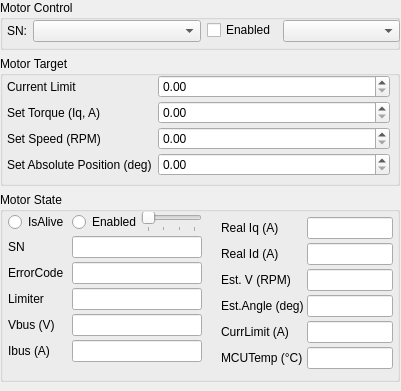
Before: the Qt Designer form MotorDebugger.ui in PITECH-MIS/MIS-Pilot, drawn with Qt 5.
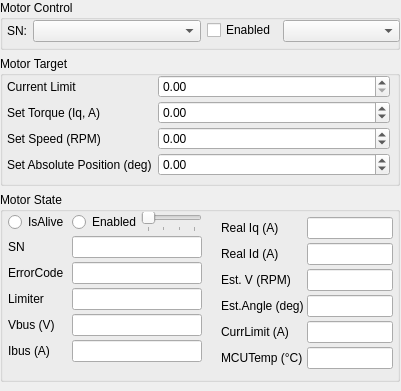
After: the same form once the commit is applied.

Patch:
```diff
--- a/MotorDebugger.ui
+++ b/MotorDebugger.ui
@@ -555,6 +555,12 @@
          </item>
          <item row="1" column="1">
           <widget class="QDoubleSpinBox" name="motorTargetTorqueSpinBox">
+           <property name="minimum">
+            <double>-2.000000000000000</double>
+           </property>
+           <property name="maximum">
+            <double>2.000000000000000</double>
+           </property>
            <property name="singleStep">
             <double>0.050000000000000</double>
            </property>
@@ -568,10 +574,30 @@
           </widget>
          </item>
          <item row="3" column="1">
-          <widget class="QDoubleSpinBox" name="motorTargetPosSpinBox"/>
+          <widget class="QDoubleSpinBox" name="motorTargetPosSpinBox">
+           <property name="minimum">
+            <double>-72000.000000000000000</double>
+           </property>
+           <property name="maximum">
+            <double>72000.000000000000000</double>
+           </property>
+           <property name="singleStep">
+            <double>15.000000000000000</double>
+           </property>
+          </widget>
          </item>
          <item row="2" column="1">
-          <widget class="QDoubleSpinBox" name="motorTargetSpeedSpinBox"/>
+          <widget class="QDoubleSpinBox" name="motorTargetSpeedSpinBox">
+           <property name="minimum">
+            <double>-200.000000000000000</double>
+           </property>
+           <property name="maximum">
+            <double>200.000000000000000</double>
+           </property>
+           <property name="singleStep">
+            <double>10.000000000000000</double>
+           </property>
+          </widget>
          </item>
         </layout>
        </widget>
```
Left out of the diff: 9 changed lines with no effect on the pictures.
